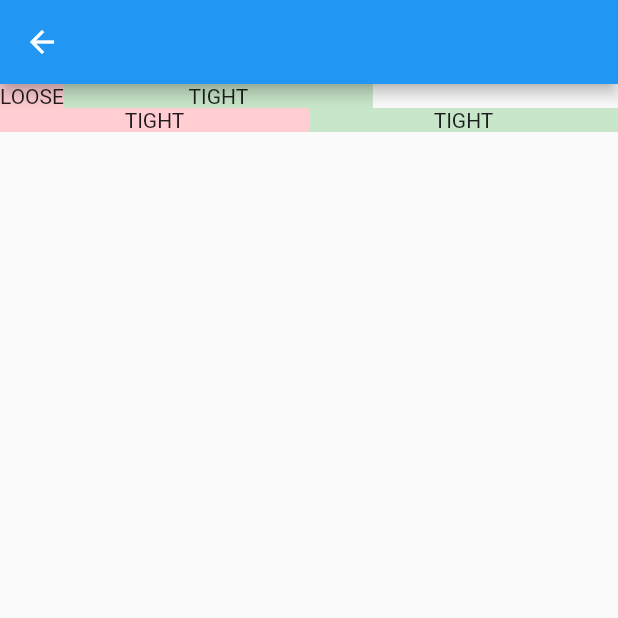
After one commit to sldsrg/flutter_lab, a Flutter app: the FlexLabPage screen opened directly, on a phone screen of 412 x 824 dp, the top half of it. The commit adds this screen. Run offline on Flutter 3.47's test engine with Material 2 defaults, Android fonts, the light colour scheme and no system bars; our stand-ins replace flutter_markdown.

Commit message:
add flex lab

```diff
--- /dev/null
+++ b/lib/flex_lab.dart
@@ -0,0 +1,66 @@
+import 'package:flutter/material.dart';
+
+class FlexLabPage extends StatelessWidget {
+  @override
+  Widget build(BuildContext context) {
+    return Scaffold(
+      appBar: AppBar(),
+      body: Column(
+        children: <Widget>[
+          Row(
+            children: <Widget>[
+              Flexible(
+                flex: 1,
+                fit: FlexFit.loose,
+                child: Container(
+                  color: Colors.red[100],
+                  child: Text(
+                    'LOOSE',
+                    textAlign: TextAlign.center,
+                  ),
+                ),
+              ),
+              Flexible(
+                flex: 1,
+                fit: FlexFit.tight,
+                child: Container(
+                  color: Colors.green[100],
+                  child: Text(
+                    'TIGHT',
+                    textAlign: TextAlign.center,
+                  ),
+                ),
+              )
+            ],
+          ),
+          Row(
+            children: <Widget>[
+              Flexible(
+                flex: 1,
+                fit: FlexFit.tight,
+                child: Container(
+                  color: Colors.red[100],
+                  child: Text(
+                    'TIGHT',
+                    textAlign: TextAlign.center,
+                  ),
+                ),
+              ),
+              Flexible(
+                flex: 1,
+                fit: FlexFit.tight,
+                child: Container(
+                  color: Colors.green[100],
+                  child: Text(
+                    'TIGHT',
+                    textAlign: TextAlign.center,
+                  ),
+                ),
+              )
+            ],
+          ),
+        ],
+      ),
+    );
+  }
+}
--- a/lib/home.dart
+++ b/lib/home.dart
@@ -2,6 +2,7 @@ import 'package:flutter/material.dart';
 
 import 'custom_paint_lab.dart';
 import 'draggable_scrollable_sheet.dart';
+import 'flex_lab.dart';
 import 'markdown_lab.dart';
 import 'multi_grid_lab.dart';
 import 'next_lab.dart';
@@ -10,6 +11,7 @@ import 'table_lab.dart';
 
 Map<String, Builder> labs = {
   'Next lab': (_) => NextLabPage(),
+  'Flex lab': (_) => FlexLabPage(),
   'Markdown lab': (_) => MarkdownPage(),
   'DraggableScrollableSheet lab': (_) => DSSLabPage(),
   'Table lab': (_) => TableLabPage(),
```
